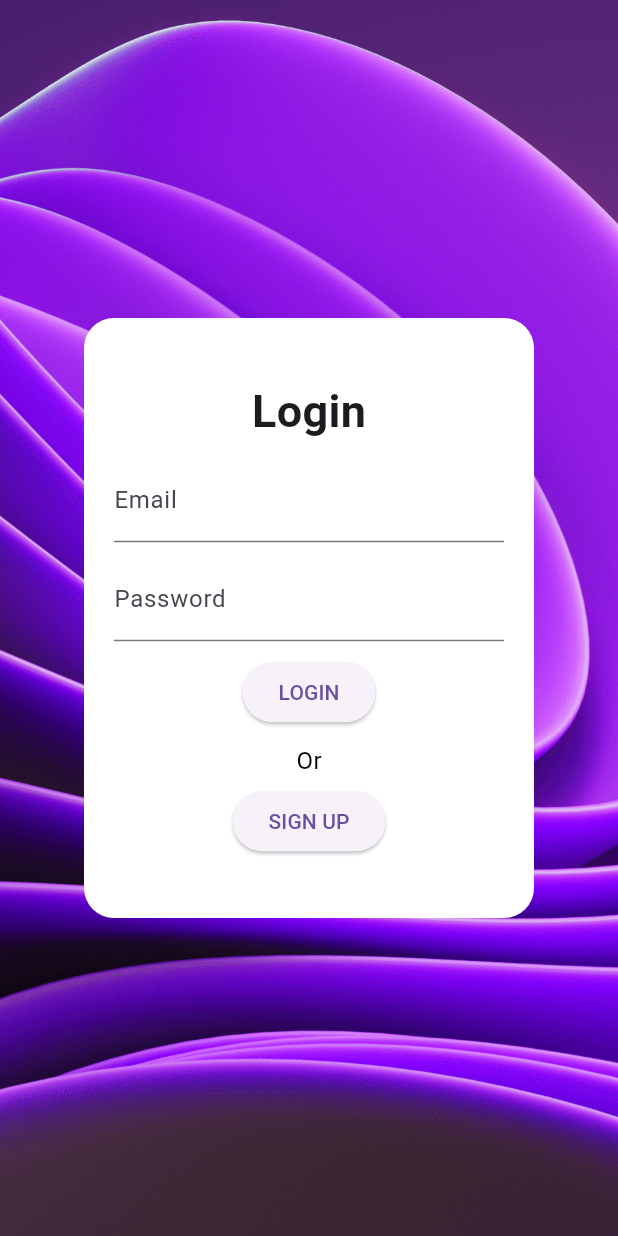
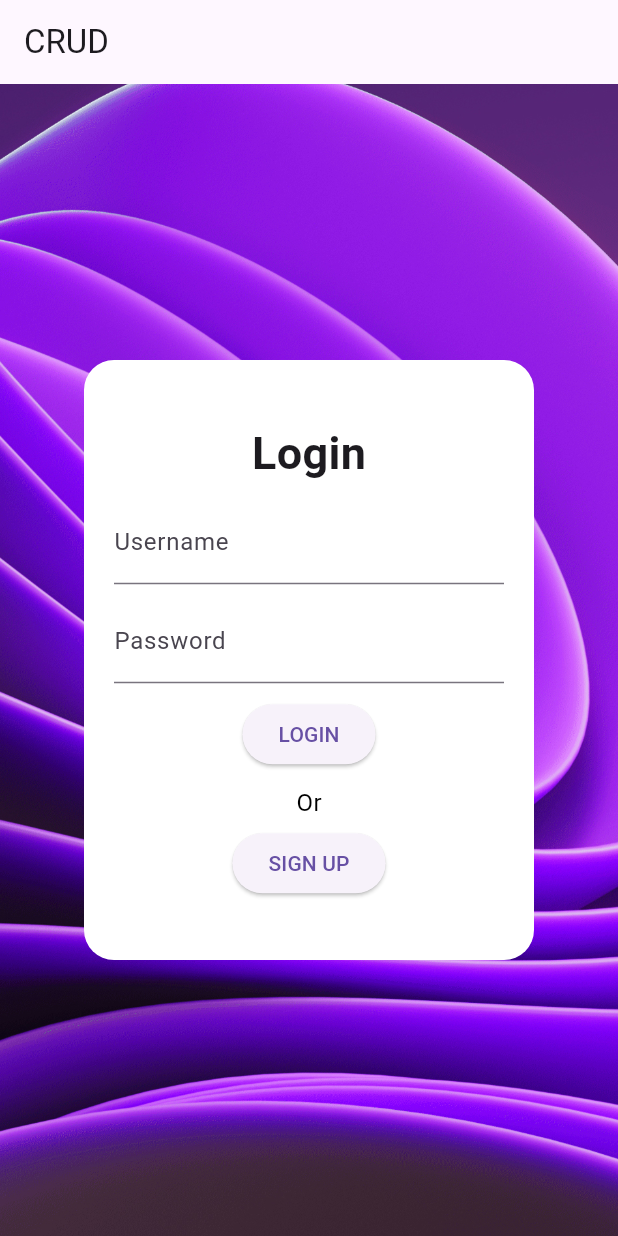
Before and after one commit to ActivateZ/my_crud_flutter, a Flutter app: the CreatePage screen opened by its route, after a tap on the "arrow back" icon, on a phone screen of 412 x 824 dp. Run offline on Flutter 3.47's test engine with Material 3 defaults, Android fonts, the phone set to English and light mode, and no system bars.

Commit message:
Update app

```diff
--- a/app/lib/pages/alluser.dart
+++ b/app/lib/pages/alluser.dart
@@ -1,7 +1,7 @@
 import 'package:flutter/material.dart';
 
 void _handleBack(BuildContext context) {
-  Navigator.pushNamed(context, '/login');
+  Navigator.pushNamedAndRemoveUntil(context, '/login', (route) => false);
   print('Back button pressed');
 }
 
--- a/app/lib/pages/create.dart
+++ b/app/lib/pages/create.dart
@@ -1,7 +1,7 @@
 import 'package:flutter/material.dart';
 
 void _handleBack(BuildContext context) {
-  Navigator.pushNamed(context, '/login');
+ Navigator.pushNamedAndRemoveUntil(context, '/login', (route) => false);
  print('Back button pressed');
 }
 
@@ -11,19 +11,12 @@ void _handleSignUp(BuildContext context) {
 }
 
 class CreatePage extends StatelessWidget {
-  const CreatePage ({super.key});
+ const CreatePage({super.key});
 
  @override
  Widget build(BuildContext context) {
    return Scaffold(
-        appBar: AppBar(
-        centerTitle: true,
-        title: const Text('Sign Up'),
-        leading: IconButton(
-          icon: const Icon(Icons.arrow_back),
-          onPressed: () => _handleBack(context),
-        ),
-        ),
+     appBar: _buildAppBar(context),
      body: Stack(
        children: [
          // Background image
@@ -37,14 +30,13 @@ class CreatePage extends StatelessWidget {
              ),
            ),
          ),
-
          // Centered login container
          Center(
            child: Container(
              // Set a smaller size for the login container
              constraints: const BoxConstraints(
                maxWidth: 300, // Adjust width as needed
-                maxHeight: 600, // Adjust height as needed
+               maxHeight: 400, // Adjust height as needed
              ),
              decoration: const BoxDecoration(
                color: Colors.white, // Set container background color to white
@@ -66,7 +58,7 @@ class CreatePage extends StatelessWidget {
                  const SizedBox(height: 10),
                  const TextField(
                    decoration: InputDecoration(
-                      hintText: "Enter nsername",
+                     hintText: "Enter username",
                      labelText: "Username",
                    ),
                  ),
@@ -97,4 +89,15 @@ class CreatePage extends StatelessWidget {
      ),
    );
  }
+
+  PreferredSizeWidget _buildAppBar(BuildContext context) {
+   return AppBar(
+     centerTitle: true,
+     title: const Text('Sign Up'),
+     leading: IconButton(
+       icon: const Icon(Icons.arrow_back),
+       onPressed: () => _handleBack(context),
+     ),
+   );
  }
+}
--- a/app/lib/pages/login.dart
+++ b/app/lib/pages/login.dart
@@ -17,6 +17,9 @@ class LoginPage extends StatelessWidget {
   @override
   Widget build(BuildContext context) {
     return Scaffold(
+        appBar: AppBar(
+        title: const Text('CRUD'),
+        ),
       body: Stack(
         children: [
           // Background image
@@ -59,8 +62,8 @@ class LoginPage extends StatelessWidget {
                   const SizedBox(height: 10),
                   const TextField(
                     decoration: InputDecoration(
-                      hintText: "Enter email",
-                      labelText: "Email",
+                      hintText: "Enter username",
+                      labelText: "Username",
                     ),
                   ),
                   const SizedBox(height: 10),
```
Lines whose indentation alone changed are shown as unchanged.
